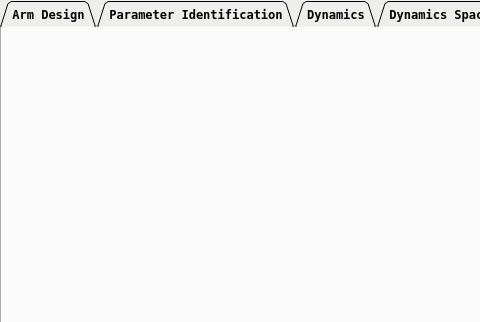
Qt form interface_control/scripts/main.ui (SamKaiYang/Optimization-of-robotic-arm-design) before a commit; both pictures show x 0 to 480 and y 0 to 322 of the 687 by 548 pixel window.
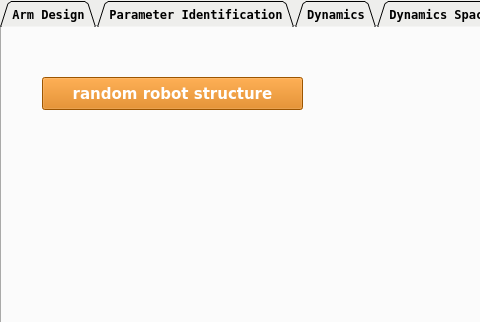
The same form after that commit. The open tabs and pages were chosen to show the change. Icons and pictures are not drawn. Custom widgets are drawn as their Qt base class.

Commit message: add random axis robot urdf function

The edit to the form file:
```diff
--- a/interface_control/scripts/main.ui
+++ b/interface_control/scripts/main.ui
@@ -3281,42 +3281,200 @@
      <attribute name="title">
       <string>Other</string>
      </attribute>
-     <widget class="QLabel" name="label_arm_picture">
+     <widget class="QPushButton" name="btn_random_robot_structure">
       <property name="geometry">
        <rect>
-        <x>20</x>
-        <y>80</y>
-        <width>151</width>
-        <height>141</height>
+        <x>40</x>
+        <y>50</y>
+        <width>261</width>
+        <height>33</height>
        </rect>
       </property>
-      <property name="text">
-       <string/>
+      <property name="palette">
+       <palette>
+        <active>
+         <colorrole role="WindowText">
+          <brush brushstyle="SolidPattern">
+           <color alpha="255">
+            <red>255</red>
+            <green>255</green>
+            <blue>255</blue>
+           </color>
+          </brush>
+         </colorrole>
+         <colorrole role="Button">
+          <brush brushstyle="SolidPattern">
+           <color alpha="255">
+            <red>218</red>
+            <green>119</green>
+            <blue>0</blue>
+           </color>
+          </brush>
+         </colorrole>
+         <colorrole role="Text">
+          <brush brushstyle="SolidPattern">
+           <color alpha="255">
+            <red>255</red>
+            <green>255</green>
+            <blue>255</blue>
+           </color>
+          </brush>
+         </colorrole>
+         <colorrole role="ButtonText">
+          <brush brushstyle="SolidPattern">
+           <color alpha="255">
+            <red>255</red>
+            <green>255</green>
+            <blue>255</blue>
+           </color>
+          </brush>
+         </colorrole>
+         <colorrole role="Base">
+          <brush brushstyle="SolidPattern">
+           <color alpha="255">
+            <red>218</red>
+            <green>119</green>
+            <blue>0</blue>
+           </color>
+          </brush>
+         </colorrole>
+         <colorrole role="Window">
+          <brush brushstyle="SolidPattern">
+           <color alpha="255">
+            <red>218</red>
+            <green>119</green>
+            <blue>0</blue>
+           </color>
+          </brush>
+         </colorrole>
+        </active>
+        <inactive>
+         <colorrole role="WindowText">
+          <brush brushstyle="SolidPattern">
+           <color alpha="255">
+            <red>255</red>
+            <green>255</green>
+            <blue>255</blue>
+           </color>
+          </brush>
+         </colorrole>
+         <colorrole role="Button">
+          <brush brushstyle="SolidPattern">
+           <color alpha="255">
+            <red>218</red>
+            <green>119</green>
+            <blue>0</blue>
+           </color>
+          </brush>
+         </colorrole>
+         <colorrole role="Text">
+          <brush brushstyle="SolidPattern">
+           <color alpha="255">
+            <red>255</red>
+            <green>255</green>
+            <blue>255</blue>
+           </color>
+          </brush>
+         </colorrole>
+         <colorrole role="ButtonText">
+          <brush brushstyle="SolidPattern">
+           <color alpha="255">
+            <red>255</red>
+            <green>255</green>
+            <blue>255</blue>
+           </color>
+          </brush>
+         </colorrole>
+         <colorrole role="Base">
+          <brush brushstyle="SolidPattern">
+           <color alpha="255">
+            <red>218</red>
+            <green>119</green>
+            <blue>0</blue>
+           </color>
+          </brush>
+         </colorrole>
+         <colorrole role="Window">
+          <brush brushstyle="SolidPattern">
+           <color alpha="255">
+            <red>218</red>
+            <green>119</green>
+            <blue>0</blue>
+           </color>
+          </brush>
+         </colorrole>
+        </inactive>
+        <disabled>
+         <colorrole role="WindowText">
+          <brush brushstyle="SolidPattern">
+           <color alpha="255">
+            <red>255</red>
+            <green>255</green>
+            <blue>255</blue>
+           </color>
+          </brush>
+         </colorrole>
+         <colorrole role="Button">
+          <brush brushstyle="SolidPattern">
+           <color alpha="255">
+            <red>218</red>
+            <green>119</green>
+            <blue>0</blue>
+           </color>
+          </brush>
+         </colorrole>
+         <colorrole role="Text">
+          <brush brushstyle="SolidPattern">
+           <color alpha="255">
+            <red>255</red>
+            <green>255</green>
+            <blue>255</blue>
+           </color>
+          </brush>
+         </colorrole>
+         <colorrole role="ButtonText">
+          <brush brushstyle="SolidPattern">
+           <color alpha="255">
+            <red>255</red>
+            <green>255</green>
+            <blue>255</blue>
+           </color>
+          </brush>
+         </colorrole>
+         <colorrole role="Base">
+          <brush brushstyle="SolidPattern">
+           <color alpha="255">
+            <red>218</red>
+            <green>119</green>
+            <blue>0</blue>
+           </color>
+          </brush>
+         </colorrole>
+         <colorrole role="Window">
+          <brush brushstyle="SolidPattern">
+           <color alpha="255">
+            <red>218</red>
+            <green>119</green>
+            <blue>0</blue>
+           </color>
+          </brush>
+         </colorrole>
+        </disabled>
+       </palette>
       </property>
-      <property name="pixmap">
-       <pixmap>../picture/teco_arm.png</pixmap>
+      <property name="font">
+       <font>
+        <family>Bitstream Vera Sans</family>
+        <pointsize>11</pointsize>
+        <weight>75</weight>
+        <bold>true</bold>
+       </font>
       </property>
-      <property name="scaledContents">
-       <bool>true</bool>
+      <property name="styleSheet">
+       <string notr="true">background-color:#da7700;color:white;border-color: black;</string>
       </property>
-     </widget>
-     <widget class="QLabel" name="label_arm_gif">
-      <property name="geometry">
-       <rect>
-        <x>30</x>
-        <y>280</y>
-        <width>151</width>
-        <height>141</height>
-       </rect>
-      </property>
       <property name="text">
-       <string/>
-      </property>
-      <property name="pixmap">
-       <pixmap>src/modbus/modbus/picture/teco_arm.png</pixmap>
-      </property>
-      <property name="scaledContents">
-       <bool>true</bool>
+       <string>random robot structure</string>
       </property>
      </widget>
     </widget>
```
The commit also changes 6 other files.
